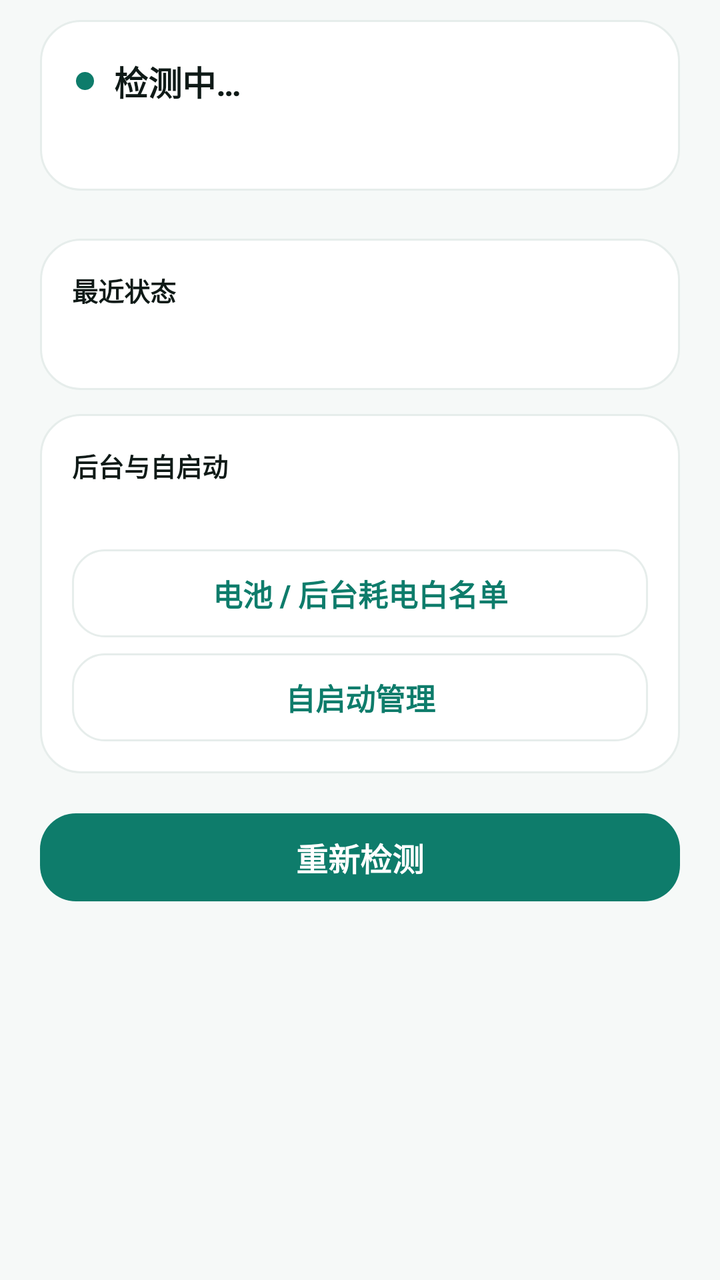
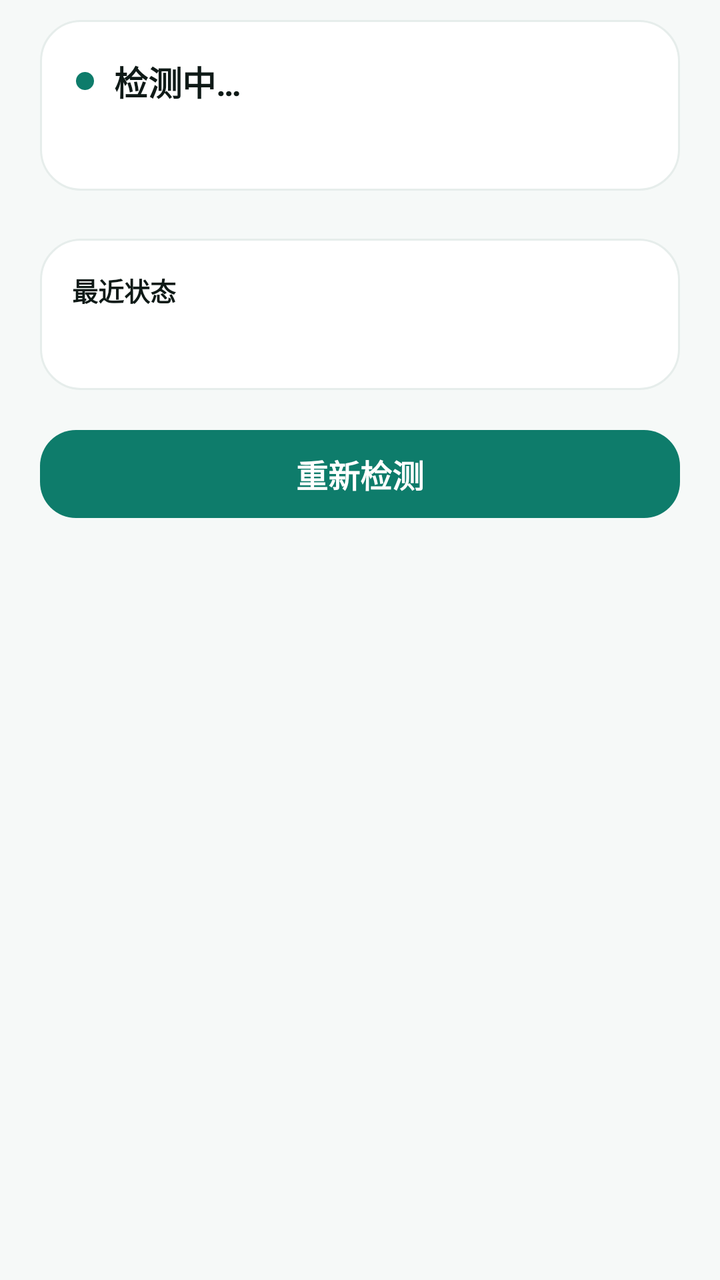

Screens rendered from an Android XML layout before and after an edit, with the pre-edit source and the edit as a unified diff.
<!-- AndroidManifest.xml: application theme Theme.NtfyCalendar -->
<!-- res/layout/activity_health.xml -->
﻿<?xml version="1.0" encoding="utf-8"?>
<ScrollView xmlns:android="http://schemas.android.com/apk/res/android"
    android:layout_width="match_parent"
    android:layout_height="match_parent"
    android:background="?attr/bnWindowBg">

    <LinearLayout
        android:layout_width="match_parent"
        android:layout_height="wrap_content"
        android:orientation="vertical"
        android:paddingLeft="20dp"
        android:paddingRight="20dp"
        android:paddingTop="10dp"
        android:paddingBottom="28dp">

        
        <LinearLayout
            android:layout_width="match_parent"
            android:layout_height="wrap_content"
            android:background="@drawable/bg_card"
            android:orientation="vertical"
            android:padding="18dp">

            <LinearLayout
                android:layout_width="match_parent"
                android:layout_height="wrap_content"
                android:gravity="center_vertical"
                android:orientation="horizontal">

                <View
                    android:id="@+id/summaryDot"
                    android:layout_width="9dp"
                    android:layout_height="9dp"
                    android:background="@drawable/dot_ok" />

                <TextView
                    android:id="@+id/summaryTitle"
                    android:layout_width="0dp"
                    android:layout_height="wrap_content"
                    android:layout_marginStart="10dp"
                    android:layout_weight="1"
                    android:text="检测中…"
                    android:textColor="?attr/bnTextPrimary"
                    android:textSize="17sp"
                    android:textStyle="bold" />
            </LinearLayout>

            <TextView
                android:id="@+id/summaryDetail"
                android:layout_width="match_parent"
                android:layout_height="wrap_content"
                android:layout_marginTop="8dp"
                android:lineSpacingExtra="4dp"
                android:textColor="?attr/bnTextSecondary"
                android:textSize="12sp" />
        </LinearLayout>

        
        <LinearLayout
            android:id="@+id/itemContainer"
            android:layout_width="match_parent"
            android:layout_height="wrap_content"
            android:layout_marginTop="12dp"
            android:orientation="vertical" />

        
        <LinearLayout
            android:layout_width="match_parent"
            android:layout_height="wrap_content"
            android:layout_marginTop="12dp"
            android:background="@drawable/bg_card"
            android:orientation="vertical"
            android:padding="16dp">

            <TextView
                android:layout_width="match_parent"
                android:layout_height="wrap_content"
                android:text="最近状态"
                android:textColor="?attr/bnTextPrimary"
                android:textSize="13sp"
                android:textStyle="bold" />

            <TextView
                android:id="@+id/tvRecent"
                android:layout_width="match_parent"
                android:layout_height="wrap_content"
                android:layout_marginTop="8dp"
                android:lineSpacingExtra="4dp"
                android:textColor="?attr/bnTextSecondary"
                android:textSize="12sp" />
        </LinearLayout>

        
        <LinearLayout
            android:layout_width="match_parent"
            android:layout_height="wrap_content"
            android:layout_marginTop="12dp"
            android:background="@drawable/bg_card"
            android:orientation="vertical"
            android:padding="16dp">

            <TextView
                android:layout_width="match_parent"
                android:layout_height="wrap_content"
                android:text="后台与自启动"
                android:textColor="?attr/bnTextPrimary"
                android:textSize="13sp"
                android:textStyle="bold" />

            <TextView
                android:id="@+id/tvBackgroundHint"
                android:layout_width="match_parent"
                android:layout_height="wrap_content"
                android:layout_marginTop="6dp"
                android:lineSpacingExtra="3dp"
                android:textColor="?attr/bnTextSecondary"
                android:textSize="12sp" />

            <Button
                android:id="@+id/btnHealthBattery"
                style="@style/BtnTonal"
                android:layout_marginTop="10dp"
                android:text="@string/perm_battery" />

            <Button
                android:id="@+id/btnHealthAutostart"
                style="@style/BtnTonal"
                android:layout_marginTop="8dp"
                android:text="@string/perm_autostart" />
        </LinearLayout>

        <Button
            android:id="@+id/btnRecheck"
            style="@style/BtnPrimary"
            android:layout_marginTop="20dp"
            android:text="重新检测" />

        <TextView
            android:id="@+id/tvCheckedAt"
            android:layout_width="match_parent"
            android:layout_height="wrap_content"
            android:layout_marginTop="10dp"
            android:gravity="center"
            android:textColor="?attr/bnTextSecondary"
            android:textSize="11sp" />
    </LinearLayout>
</ScrollView>
<!-- resources referenced by this layout -->
<resources>
  <!-- drawable bg_card (drawable) -->
  <?xml version="1.0" encoding="utf-8"?>
  <shape xmlns:android="http://schemas.android.com/apk/res/android"
      android:shape="rectangle">
      <solid android:color="?attr/bnCard" />
      <corners android:radius="20dp" />
      <stroke
          android:width="1dp"
          android:color="?attr/bnCardStroke" />
  </shape>
  <!-- drawable dot_ok (drawable) -->
  ﻿<?xml version="1.0" encoding="utf-8"?>
  <shape xmlns:android="http://schemas.android.com/apk/res/android"
      android:shape="oval">
      <solid android:color="?attr/bnPrimary" />
      <size
          android:width="8dp"
          android:height="8dp" />
  </shape>
  <string name="perm_autostart">自启动管理</string>
  <string name="perm_battery">电池 / 后台耗电白名单</string>
  <style name="BtnPrimary">
          <item name="android:layout_width">match_parent</item>
          <item name="android:layout_height">44dp</item>
          <item name="android:background">@drawable/bg_button_primary</item>
          <item name="android:textColor">?attr/bnOnPrimary</item>
          <item name="android:textSize">16sp</item>
          <item name="android:textStyle">bold</item>
          <item name="android:textAllCaps">false</item>
          <item name="android:stateListAnimator">@null</item>
      </style>
  <style name="BtnTonal">
          <item name="android:layout_width">match_parent</item>
          <item name="android:layout_height">44dp</item>
          <item name="android:background">@drawable/bg_button_tonal</item>
          <item name="android:textColor">?attr/bnPrimary</item>
          <item name="android:textSize">15sp</item>
          <item name="android:textStyle">bold</item>
          <item name="android:textAllCaps">false</item>
          <item name="android:stateListAnimator">@null</item>
      </style>
  <!-- drawable bg_button_primary (drawable) -->
  <?xml version="1.0" encoding="utf-8"?>
  <ripple xmlns:android="http://schemas.android.com/apk/res/android"
      android:color="#33FFFFFF">
      <item>
          <shape android:shape="rectangle">
              <solid android:color="?attr/bnPrimary" />
              <corners android:radius="18dp" />
          </shape>
      </item>
  </ripple>
  <!-- drawable bg_button_tonal (drawable) -->
  <?xml version="1.0" encoding="utf-8"?>
  <ripple xmlns:android="http://schemas.android.com/apk/res/android"
      android:color="?attr/bnRipple">
      <item>
          <shape android:shape="rectangle">
              <solid android:color="?attr/bnSurface" />
              <corners android:radius="16dp" />
              <stroke
                  android:width="1dp"
                  android:color="?attr/bnCardStroke" />
          </shape>
      </item>
  </ripple>
  <style name="BellnoteWindowAnim" parent="@android:style/Animation.Activity">
          <item name="android:activityOpenEnterAnimation">@anim/act_open_enter</item>
          <item name="android:activityOpenExitAnimation">@anim/act_open_exit</item>
          <item name="android:activityCloseEnterAnimation">@anim/act_close_enter</item>
          <item name="android:activityCloseExitAnimation">@anim/act_close_exit</item>
      </style>
  <color name="primary">#FF0E7C6B</color>
  <color name="primary_dark">#FF0A5A4D</color>
  <color name="text_on_primary">#FFFFFFFF</color>
  <color name="accent">#FFF59E0B</color>
  <color name="window_bg">#FFF6F9F8</color>
  <color name="surface">#FFFFFFFF</color>
  <color name="card_bg">#FFFFFFFF</color>
  <color name="card_stroke">#FFE6EDEB</color>
  <color name="divider">#FFEDF2F0</color>
  <color name="text_primary">#FF0F1A17</color>
  <color name="text_secondary">#FF6B7B76</color>
  <color name="chip_bg">#FFECF6F3</color>
  <color name="icon_bg">#FFF1F5F4</color>
  <color name="danger">#FFC94848</color>
  <color name="nav_bg">#FFFFFFFF</color>
  <color name="ripple">#140E7C6B</color>
  <!-- unchanged entries left out for length: 1 -->
</resources>

<!-- the commit's change to res/layout/activity_health.xml (unified diff, before → after) -->
@@ -90,45 +90,6 @@
                 android:textSize="12sp" />
         </LinearLayout>
 
-        
-        <LinearLayout
-            android:layout_width="match_parent"
-            android:layout_height="wrap_content"
-            android:layout_marginTop="12dp"
-            android:background="@drawable/bg_card"
-            android:orientation="vertical"
-            android:padding="16dp">
-
-            <TextView
-                android:layout_width="match_parent"
-                android:layout_height="wrap_content"
-                android:text="后台与自启动"
-                android:textColor="?attr/bnTextPrimary"
-                android:textSize="13sp"
-                android:textStyle="bold" />
-
-            <TextView
-                android:id="@+id/tvBackgroundHint"
-                android:layout_width="match_parent"
-                android:layout_height="wrap_content"
-                android:layout_marginTop="6dp"
-                android:lineSpacingExtra="3dp"
-                android:textColor="?attr/bnTextSecondary"
-                android:textSize="12sp" />
-
-            <Button
-                android:id="@+id/btnHealthBattery"
-                style="@style/BtnTonal"
-                android:layout_marginTop="10dp"
-                android:text="@string/perm_battery" />
-
-            <Button
-                android:id="@+id/btnHealthAutostart"
-                style="@style/BtnTonal"
-                android:layout_marginTop="8dp"
-                android:text="@string/perm_autostart" />
-        </LinearLayout>
-
         <Button
             android:id="@+id/btnRecheck"
             style="@style/BtnPrimary"
<!-- resource entries referenced after the edit -->
@@ -19,24 +19,12 @@
           android:width="8dp"
           android:height="8dp" />
   </shape>
-  <string name="perm_autostart">自启动管理</string>
-  <string name="perm_battery">电池 / 后台耗电白名单</string>
   <style name="BtnPrimary">
           <item name="android:layout_width">match_parent</item>
           <item name="android:layout_height">44dp</item>
           <item name="android:background">@drawable/bg_button_primary</item>
           <item name="android:textColor">?attr/bnOnPrimary</item>
           <item name="android:textSize">16sp</item>
-          <item name="android:textStyle">bold</item>
-          <item name="android:textAllCaps">false</item>
-          <item name="android:stateListAnimator">@null</item>
-      </style>
-  <style name="BtnTonal">
-          <item name="android:layout_width">match_parent</item>
-          <item name="android:layout_height">44dp</item>
-          <item name="android:background">@drawable/bg_button_tonal</item>
-          <item name="android:textColor">?attr/bnPrimary</item>
-          <item name="android:textSize">15sp</item>
           <item name="android:textStyle">bold</item>
           <item name="android:textAllCaps">false</item>
           <item name="android:stateListAnimator">@null</item>
@@ -49,20 +37,6 @@
           <shape android:shape="rectangle">
               <solid android:color="?attr/bnPrimary" />
               <corners android:radius="18dp" />
-          </shape>
-      </item>
-  </ripple>
-  <!-- drawable bg_button_tonal (drawable) -->
-  <?xml version="1.0" encoding="utf-8"?>
-  <ripple xmlns:android="http://schemas.android.com/apk/res/android"
-      android:color="?attr/bnRipple">
-      <item>
-          <shape android:shape="rectangle">
-              <solid android:color="?attr/bnSurface" />
-              <corners android:radius="16dp" />
-              <stroke
-                  android:width="1dp"
-                  android:color="?attr/bnCardStroke" />
           </shape>
       </item>
   </ripple>
